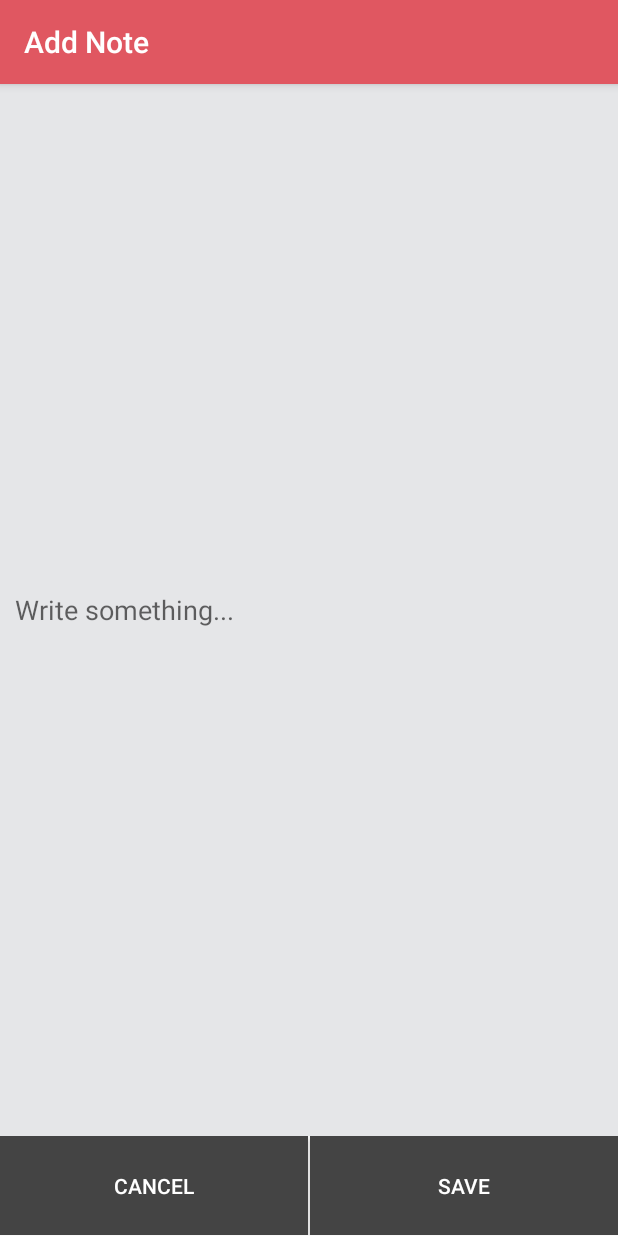
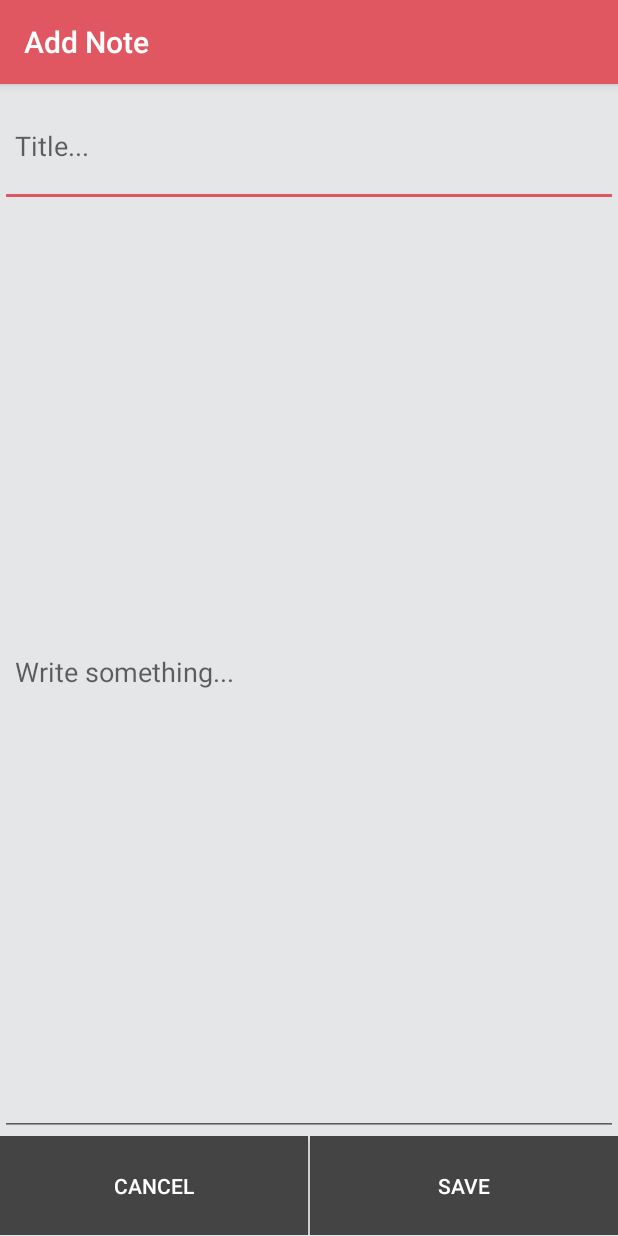
Before and after one commit to mantingkuo/quicknote, an Android app: the screen it shows after launch (WriteNoteActivity), after a tap on an icon or button, on a phone screen of 412 x 824 dp. Run offline under Robolectric (Android 15) with nearby library versions, the phone set to English and light mode, and no system bars; our stand-ins replace Room's generated code.

Commit message:
Adjust coding style

```diff
--- a/app/src/main/java/mj/tw/com/quicknote/AppApplication.kt
+++ b/app/src/main/java/mj/tw/com/quicknote/AppApplication.kt
@@ -17,6 +17,5 @@ class AppApplication : Application() {
         super.onCreate()
         AppState.appContext = applicationContext
         DbManager.initDbManager()
-
     }
 }
--- a/app/src/main/java/mj/tw/com/quicknote/controller/DbManager.kt
+++ b/app/src/main/java/mj/tw/com/quicknote/controller/DbManager.kt
@@ -1,10 +1,7 @@
 package mj.tw.com.quicknote.controller
 
-//import android.arch.persistence.room.Room
 import android.arch.persistence.room.Room
-import android.util.Log
 import mj.tw.com.quicknote.data.AppDb
-//import mj.tw.com.quicknote.data.AppDb
 import mj.tw.com.quicknote.utility.AppState
 
 /**
@@ -12,12 +9,10 @@ import mj.tw.com.quicknote.utility.AppState
  */
 class DbManager {
     companion object {
+        val DB_NAME = "note.db"
         lateinit var database: AppDb
         fun initDbManager() {
-            database = Room.databaseBuilder(AppState.appContext, AppDb::class.java, "note.db").build()
+            database = Room.databaseBuilder(AppState.appContext, AppDb::class.java, DB_NAME).build()
         }
     }
-
-//    var db = Room.databaseBuilder(AppState.appContext,
-//            AppDb::class.java, "database-name").build()
 }
--- a/app/src/main/java/mj/tw/com/quicknote/controller/NoteListContract.kt
+++ b/app/src/main/java/mj/tw/com/quicknote/controller/NoteListContract.kt
@@ -1,10 +1,7 @@
 package mj.tw.com.quicknote.controller
 
 import android.arch.lifecycle.LiveData
-import mj.tw.com.quicknote.data.Note
 import mj.tw.com.quicknote.data.NoteEntity
-
-//import mj.tw.com.quicknote.data.NoteEntity
 
 /**
  * Created by Mandy on 2/17/18.
@@ -14,6 +11,6 @@ interface NoteListContract {
     interface View {}
 
     interface Presenter {
-        fun getData(): List<NoteEntity>
+        fun getData(): LiveData<List<NoteEntity>>
     }
 }
--- a/app/src/main/java/mj/tw/com/quicknote/controller/NoteListPresenter.kt
+++ b/app/src/main/java/mj/tw/com/quicknote/controller/NoteListPresenter.kt
@@ -2,35 +2,16 @@ package mj.tw.com.quicknote.controller
 
 import android.arch.lifecycle.LiveData
 import android.arch.lifecycle.ViewModel
-import android.util.Log
-import mj.tw.com.quicknote.data.Note
-import mj.tw.com.quicknote.data.LiveDataNote
 import mj.tw.com.quicknote.data.NoteEntity
-
-//import mj.tw.com.quicknote.data.NoteEntity
 
 /**
  * Created by Mandy on 2/17/18.
  */
 class NoteListPresenter : ViewModel(), NoteListContract.Presenter {
     lateinit var contractView: NoteListContract.View
-    lateinit var notelist :  List<NoteEntity>
 
-//    constructor(view: NoteListContract.View) {
-//       this.view = view
-//    }
-
-    override fun getData(): List<NoteEntity> {
-//        if(DbManager.db == null){
-//            Log.d("mmm","null")
-//        }
-//        var dbb = DbManager()
-//        notelist = dbb.db.dbAccessMethod().getAllNotes()
-
+    override fun getData(): LiveData<List<NoteEntity>> {
         var notes = DbManager.database.dbAccessMethod().getAllNotes()
-        for(n in notes){
-            Log.d("mmm","aync:"+n.content)
-        }
         return notes
     }
 
--- a/app/src/main/java/mj/tw/com/quicknote/data/DbAccessMethod.kt
+++ b/app/src/main/java/mj/tw/com/quicknote/data/DbAccessMethod.kt
@@ -12,7 +12,7 @@ import android.provider.ContactsContract
 @Dao
 interface DbAccessMethod {
     @Query("select * from note")
-    fun getAllNotes():List<NoteEntity>
+    fun getAllNotes(): LiveData<List<NoteEntity>>
 
     @Insert
     fun addNote(note: NoteEntity)
--- a/app/src/main/java/mj/tw/com/quicknote/data/LiveDataNote.kt
+++ /dev/null
@@ -1,10 +0,0 @@
-package mj.tw.com.quicknote.data
-
-import android.arch.lifecycle.LiveData
-
-/**
- * Created by Mandy on 2/20/18.
- */
-class LiveDataNote : LiveData<ArrayList<Note>>() {
-
-}
--- a/app/src/main/java/mj/tw/com/quicknote/ui/NoteListActivity.kt
+++ b/app/src/main/java/mj/tw/com/quicknote/ui/NoteListActivity.kt
@@ -1,48 +1,37 @@
 package mj.tw.com.quicknote.ui
 
-import android.app.Application
-import android.arch.lifecycle.LiveData
 import android.arch.lifecycle.Observer
 import android.arch.lifecycle.ViewModelProviders
-import android.arch.persistence.room.Room
 import android.content.Intent
 import android.os.AsyncTask
 import android.os.Bundle
 import android.support.v7.app.AppCompatActivity
 import android.support.v7.widget.LinearLayoutManager
 import android.support.v7.widget.RecyclerView
-import android.util.Log
 import mj.tw.com.quicknote.R
 import mj.tw.com.quicknote.controller.NoteListContract
 import mj.tw.com.quicknote.controller.NoteListPresenter
 import android.view.View
 import android.widget.ProgressBar
-import kotlinx.android.synthetic.main.activity_note_list.*
-import mj.tw.com.quicknote.AppApplication
-import mj.tw.com.quicknote.controller.DbManager
-import mj.tw.com.quicknote.data.Note
 import mj.tw.com.quicknote.data.NoteEntity
-
-//import mj.tw.com.quicknote.data.NoteEntity
 
 /**
  * Created by Mandy on 2/17/18.
  */
 class NoteListActivity : AppCompatActivity(), NoteListContract.View {
-    var mLayoutManager: RecyclerView.LayoutManager? = null
-    lateinit var mPresenter: NoteListPresenter
-    lateinit var mListView: RecyclerView
+    var layoutManager: RecyclerView.LayoutManager? = null
+    lateinit var presenter: NoteListPresenter
+    lateinit var listView: RecyclerView
     override fun onCreate(savedInstanceState: Bundle?) {
         super.onCreate(savedInstanceState)
         setContentView(R.layout.activity_note_list)
         setSupportActionBar(findViewById(R.id.toolbar))
-        mListView = findViewById(R.id.listview)
-        mLayoutManager = LinearLayoutManager(this)
-        mListView.layoutManager = mLayoutManager
-        mPresenter = ViewModelProviders.of(this).get(NoteListPresenter::class.java)
-        mPresenter.setView(this)
-        GetDataAsync().execute(mPresenter)
-//        mPresenter.getData().observe(this, Observer<ArrayList<NoteEntity>>{ t->mListView.adapter.notifyDataSetChanged()})
+        listView = findViewById(R.id.listview)
+        layoutManager = LinearLayoutManager(this)
+        listView.layoutManager = layoutManager
+        presenter = ViewModelProviders.of(this).get(NoteListPresenter::class.java)
+        presenter.setView(this)
+        GetDataAsync().execute(presenter)
     }
 
     fun onWriteNote(v: View) {
@@ -50,8 +39,9 @@ class NoteListActivity : AppCompatActivity(), NoteListContract.View {
         startActivity(i)
     }
 
-    inner class GetDataAsync : AsyncTask<NoteListPresenter, Void, List<NoteEntity>>() {
+    inner class GetDataAsync : AsyncTask<NoteListPresenter, Void, List<NoteEntity>?>() {
         lateinit var loadingDialog: ProgressBar
+        lateinit var presenter: NoteListPresenter
         override fun onPreExecute() {
             super.onPreExecute()
             loadingDialog = ProgressBar(this@NoteListActivity)
@@ -59,13 +49,18 @@ class NoteListActivity : AppCompatActivity(), NoteListContract.View {
             loadingDialog.visibility = View.VISIBLE
         }
 
-        override fun doInBackground(vararg p0: NoteListPresenter?): List<NoteEntity> {
-            return p0.get(0)?.getData()!!
+        override fun doInBackground(vararg p0: NoteListPresenter?): List<NoteEntity>? {
+            presenter = p0.get(0)!!
+            return p0.get(0)!!.getData()!!.value
         }
 
-        override fun onPostExecute(result: List<NoteEntity>) {
+        override fun onPostExecute(result: List<NoteEntity>?) {
             super.onPostExecute(result)
-            mListView.adapter = NoteListAdapter(result)
+            var adapter = NoteListAdapter(result)
+            presenter.getData().observe(this@NoteListActivity, Observer { t ->
+                adapter.addNotes(t!!)
+            })
+            listView.adapter = adapter
             loadingDialog.visibility = View.INVISIBLE
         }
     }
--- a/app/src/main/java/mj/tw/com/quicknote/ui/NoteListAdapter.kt
+++ b/app/src/main/java/mj/tw/com/quicknote/ui/NoteListAdapter.kt
@@ -1,19 +1,12 @@
 package mj.tw.com.quicknote.ui
 
-import android.arch.lifecycle.LiveData
 import android.support.v7.widget.RecyclerView
-import android.util.Log
 import android.view.LayoutInflater
 import android.view.View
 import android.view.ViewGroup
 import android.widget.TextView
 import mj.tw.com.quicknote.R
-import mj.tw.com.quicknote.data.LiveDataNote
-import mj.tw.com.quicknote.data.Note
 import mj.tw.com.quicknote.data.NoteEntity
-import java.time.Month
-import java.time.Year
-import java.time.format.DateTimeFormatter
 import java.util.*
 import java.util.Calendar.*
 
@@ -23,7 +16,7 @@ import java.util.Calendar.*
  * Created by Mandy on 2/17/18.
  */
 class NoteListAdapter : RecyclerView.Adapter<NoteListAdapter.ViewHolder> {
-    var mData: List<NoteEntity>
+    var data = listOf<NoteEntity>()
 
     class ViewHolder(view: View?) : RecyclerView.ViewHolder(view) {
         var title: TextView
@@ -37,8 +30,15 @@ class NoteListAdapter : RecyclerView.Adapter<NoteListAdapter.ViewHolder> {
         }
     }
 
-    constructor(dataset: List<NoteEntity>) {
-        mData = dataset
+    constructor(dataset: List<NoteEntity>?) {
+        if (dataset != null){
+            data = dataset
+        }
+    }
+
+    fun addNotes(notes: List<NoteEntity>) {
+        data = notes
+        notifyDataSetChanged()
     }
 
     override fun onCreateViewHolder(parent: ViewGroup, viewType: Int): ViewHolder {
@@ -47,10 +47,10 @@ class NoteListAdapter : RecyclerView.Adapter<NoteListAdapter.ViewHolder> {
     }
 
     override fun onBindViewHolder(holder: ViewHolder?, position: Int) {
-        holder!!.title.text = mData[position].title
-        holder!!.summary.text = mData[position].content
+        holder!!.title.text = data[position].title
+        holder!!.summary.text = data[position].content
         val calendar = Calendar.getInstance()
-        calendar.timeInMillis = mData[position].time
+        calendar.timeInMillis = data[position].time
         val formatter = String.format("%d/%d/%d %d:%d:%d", calendar.get(YEAR),
                 calendar.get(MONTH) + 1, calendar.get(DATE), calendar.get(HOUR),
                 calendar.get(MINUTE), calendar.get(SECOND))
@@ -58,6 +58,6 @@ class NoteListAdapter : RecyclerView.Adapter<NoteListAdapter.ViewHolder> {
     }
 
     override fun getItemCount(): Int {
-        return mData.size
+        return data.size
     }
 }
--- a/app/src/main/java/mj/tw/com/quicknote/ui/WriteNoteActivity.kt
+++ b/app/src/main/java/mj/tw/com/quicknote/ui/WriteNoteActivity.kt
@@ -2,16 +2,11 @@ package mj.tw.com.quicknote.ui
 
 import android.os.Bundle
 import android.support.v7.app.AppCompatActivity
-import android.util.Log
 import android.view.View
 import android.widget.TextView
 import mj.tw.com.quicknote.R
 import mj.tw.com.quicknote.controller.DbManager
 import mj.tw.com.quicknote.data.NoteEntity
-//import mj.tw.com.quicknote.data.NoteEntity
-import java.text.DateFormat
-import java.time.LocalDateTime
-import java.time.format.DateTimeFormatter
 import java.util.*
 
 /**
--- a/app/src/main/res/layout/activity_note_list.xml
+++ b/app/src/main/res/layout/activity_note_list.xml
@@ -3,8 +3,9 @@
     xmlns:app="http://schemas.android.com/apk/res-auto"
     android:layout_width="match_parent"
     android:layout_height="match_parent"
-    android:orientation="vertical"
-    android:background="@color/bg_brown">
+    android:background="@color/allBg"
+    android:orientation="vertical">
+
     <android.support.design.widget.AppBarLayout
         android:id="@+id/toobar_layout"
         android:layout_width="match_parent"
@@ -15,10 +16,11 @@
             android:id="@+id/toolbar"
             android:layout_width="match_parent"
             android:layout_height="?attr/actionBarSize"
-            android:background="@color/actionbar_bg"
-            app:theme="@style/ToolBarStyle"/>
+            android:background="@color/actionbarBg"
+            app:theme="@style/ToolBarStyle" />
 
     </android.support.design.widget.AppBarLayout>
+
     <android.support.v7.widget.RecyclerView
         android:id="@+id/listview"
         android:layout_width="match_parent"
@@ -30,12 +32,12 @@
         android:id="@+id/btn_add"
         android:layout_width="wrap_content"
         android:layout_height="wrap_content"
+        android:layout_marginBottom="10dp"
+        android:layout_marginRight="10dp"
         android:onClick="onWriteNote"
+        android:tint="@android:color/white"
         app:layout_constraintBottom_toBottomOf="parent"
         app:layout_constraintRight_toRightOf="parent"
-        app:srcCompat="@android:drawable/ic_input_add"
-        android:tint="@android:color/white"
-        android:layout_marginRight="10dp"
-        android:layout_marginBottom="10dp"/>
+        app:srcCompat="@android:drawable/ic_input_add" />
 
 </android.support.constraint.ConstraintLayout>
--- a/app/src/main/res/layout/activity_write_note.xml
+++ b/app/src/main/res/layout/activity_write_note.xml
@@ -4,7 +4,9 @@
     android:layout_width="match_parent"
     android:layout_height="match_parent"
     android:orientation="vertical"
-    android:weightSum="9.3">
+    android:weightSum="9.3"
+    android:background="@color/allBg">
+
     <android.support.design.widget.AppBarLayout
         android:layout_width="match_parent"
         android:layout_height="wrap_content">
@@ -13,18 +15,27 @@
             android:id="@+id/toolbar"
             android:layout_width="match_parent"
             android:layout_height="?attr/actionBarSize"
-            android:background="@color/actionbar_bg"
-            app:theme="@style/ToolBarStyle"/>
+            android:background="@color/actionbarBg"
+            app:theme="@style/ToolBarStyle" />
 
     </android.support.design.widget.AppBarLayout>
+
+    <EditText
+        android:id="@+id/title"
+        android:layout_width="match_parent"
+        android:layout_height="0dp"
+        android:layout_weight="1"
+        android:hint="@string/write_note_hint_title"
+        android:padding="10dp" />
+
     <EditText
         android:id="@+id/content"
         android:layout_width="match_parent"
         android:layout_height="0dp"
-        android:layout_weight="8.5"
-        android:padding="10dp"
+        android:layout_weight="7.5"
         android:hint="@string/write_note_hint"
-        android:background="@color/bg_brown"/>
+        android:padding="10dp" />
+
     <LinearLayout
         android:layout_width="match_parent"
         android:layout_height="0dp"
@@ -34,27 +45,27 @@
         android:weightSum="2">
 
         <Button
+            style="@style/Widget.AppCompat.Button.Colored"
             android:layout_width="0dp"
             android:layout_height="match_parent"
             android:layout_weight="1"
-            android:background="@color/write_btn_bg"
+            android:background="@color/writeBtnBg"
+            android:onClick="onCancel"
             android:text="@string/cancel"
-            android:onClick="onCancel"
-            android:textColor="@android:color/white"
-            style="@style/Widget.AppCompat.Button.Colored"/>
+            android:textColor="@android:color/white" />
 
         <View
             android:layout_width="1dp"
             android:layout_height="match_parent" />
 
         <Button
+            style="@style/Widget.AppCompat.Button.Colored"
             android:layout_width="0dp"
             android:layout_height="match_parent"
             android:layout_weight="1"
-            android:background="@color/write_btn_bg"
+            android:background="@color/writeBtnBg"
+            android:onClick="onSave"
             android:text="@string/save"
-            android:textColor="@android:color/white"
-            android:onClick="onSave"
-            style="@style/Widget.AppCompat.Button.Colored"/>
+            android:textColor="@android:color/white" />
     </LinearLayout>
 </LinearLayout>
--- a/app/src/main/res/layout/view_note_item.xml
+++ b/app/src/main/res/layout/view_note_item.xml
@@ -3,15 +3,15 @@
     xmlns:app="http://schemas.android.com/apk/res-auto"
     android:layout_width="match_parent"
     android:layout_height="80dp"
-    android:paddingRight="10dp"
-    android:paddingLeft="10dp">
+    android:paddingLeft="10dp"
+    android:paddingRight="10dp">
 
     <LinearLayout
         android:layout_width="wrap_content"
         android:layout_height="wrap_content"
+        android:orientation="vertical"
         app:layout_constraintBottom_toBottomOf="parent"
-        app:layout_constraintTop_toTopOf="parent"
-        android:orientation="vertical">
+        app:layout_constraintTop_toTopOf="parent">
 
         <TextView
             android:id="@+id/title"
@@ -39,5 +39,5 @@
         android:layout_width="match_parent"
         android:layout_height="1dp"
         android:background="@color/gray"
-        app:layout_constraintBottom_toBottomOf="parent"/>
+        app:layout_constraintBottom_toBottomOf="parent" />
 </android.support.constraint.ConstraintLayout>
--- a/app/src/main/res/values/colors.xml
+++ b/app/src/main/res/values/colors.xml
@@ -4,8 +4,7 @@
     <color name="colorPrimaryDark">#303F9F</color>
     <color name="colorAccent">#e05761</color>
     <color name="gray">#888888</color>
-    <color name="bg_brown">#e5e6e8</color>
-    <color name="actionbar_bg">#e05761</color>
-    <color name="write_btn_bg">#444444</color>
-
+    <color name="allBg">#e5e6e8</color>
+    <color name="actionbarBg">#e05761</color>
+    <color name="writeBtnBg">#444444</color>
 </resources>
--- a/app/src/main/res/values/strings.xml
+++ b/app/src/main/res/values/strings.xml
@@ -3,5 +3,6 @@
     <string name="cancel">Cancel</string>
     <string name="save">Save</string>
     <string name="write_note_hint">Write something...</string>
+    <string name="write_note_hint_title">Title...</string>
     <string name="write_note_title">Add Note</string>
 </resources>
--- a/app/src/main/res/values/styles.xml
+++ b/app/src/main/res/values/styles.xml
@@ -7,6 +7,7 @@
         <item name="colorPrimaryDark">@color/colorPrimaryDark</item>
         <item name="colorAccent">@color/colorAccent</item>
     </style>
+
     <style name="ToolBarStyle" parent="Theme.AppCompat">
         <item name="android:textColorPrimary">@android:color/white</item>
         <item name="android:textColorSecondary">@android:color/white</item>
```
